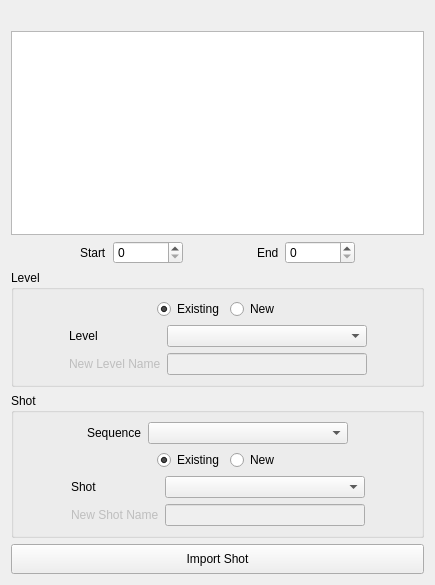
Old version of the form unreal/python/ccunreal/shot/load_shot_ui.ui in the repository mrmcdog23/controlChaos.
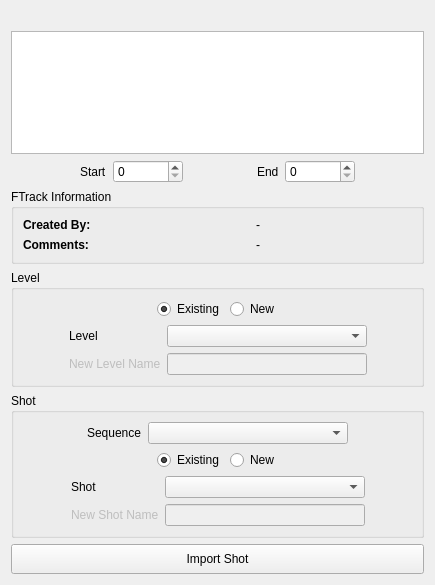
New version of the form.

Commit message: ftrack information on the unreal loader

```diff
--- a/unreal/python/ccunreal/shot/load_shot_ui.ui
+++ b/unreal/python/ccunreal/shot/load_shot_ui.ui
@@ -17,7 +17,7 @@
    <item row="1" column="0">
     <widget class="QListWidget" name="lw_import_files"/>
    </item>
-   <item row="5" column="0">
+   <item row="6" column="0">
     <widget class="QPushButton" name="btn_import_files">
      <property name="enabled">
       <bool>true</bool>
@@ -149,7 +149,7 @@
      </item>
     </layout>
    </item>
-   <item row="4" column="0">
+   <item row="5" column="0">
     <widget class="QGroupBox" name="groupBox_2">
      <property name="title">
       <string>Shot</string>
@@ -316,7 +316,7 @@
      </layout>
     </widget>
    </item>
-   <item row="3" column="0">
+   <item row="4" column="0">
     <widget class="QGroupBox" name="groupBox">
      <property name="title">
       <string>Level</string>
@@ -436,6 +436,77 @@
      </layout>
     </widget>
    </item>
+   <item row="3" column="0">
+    <widget class="QGroupBox" name="groupBox_3">
+     <property name="title">
+      <string>FTrack Information</string>
+     </property>
+     <layout class="QGridLayout" name="gridLayout_4">
+      <item row="0" column="0">
+       <layout class="QGridLayout" name="gridLayout_5">
+        <item row="0" column="0">
+         <widget class="QLabel" name="lbl_created_by">
+          <property name="maximumSize">
+           <size>
+            <width>75</width>
+            <height>16777215</height>
+           </size>
+          </property>
+          <property name="font">
+           <font>
+            <weight>75</weight>
+            <bold>true</bold>
+           </font>
+          </property>
+          <property name="text">
+           <string>Created By:</string>
+          </property>
+         </widget>
+        </item>
+        <item row="0" column="1">
+         <widget class="QLabel" name="txt_created_by">
+          <property name="text">
+           <string>-</string>
+          </property>
+          <property name="alignment">
+           <set>Qt::AlignCenter</set>
+          </property>
+         </widget>
+        </item>
+        <item row="1" column="0">
+         <widget class="QLabel" name="lbl_comments">
+          <property name="maximumSize">
+           <size>
+            <width>75</width>
+            <height>16777215</height>
+           </size>
+          </property>
+          <property name="font">
+           <font>
+            <weight>75</weight>
+            <bold>true</bold>
+           </font>
+          </property>
+          <property name="text">
+           <string>Comments:</string>
+          </property>
+         </widget>
+        </item>
+        <item row="1" column="1">
+         <widget class="QLabel" name="txt_comments_by">
+          <property name="text">
+           <string>-</string>
+          </property>
+          <property name="alignment">
+           <set>Qt::AlignCenter</set>
+          </property>
+         </widget>
+        </item>
+       </layout>
+      </item>
+     </layout>
+    </widget>
+   </item>
   </layout>
  </widget>
  <resources/>
```
The commit also changes 3 other files.
